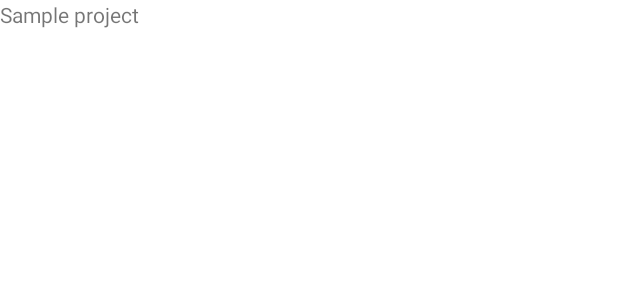
After one commit to maciejgogulski/project-management-mobile, an Android app: the layout activity_project_show.xml on its own in the app's theme, with its tools: preview values and no code run, on a phone screen of 412 x 824 dp. The commit adds this screen. Shown: the top 300 px of the screen. Run offline under Robolectric (Android 15) with nearby library versions, the phone set to English and light mode, and no system bars.

Commit message:
Clickable cardView which starts intent with project details.

```diff
--- a/app/src/main/AndroidManifest.xml
+++ b/app/src/main/AndroidManifest.xml
@@ -15,7 +15,11 @@
         android:usesCleartextTraffic="true"
         tools:targetApi="31">
         <activity
-            android:name=".MainActivity"
+            android:name=".activities.ProjectShowActivity"
+            android:exported="false"
+            android:parentActivityName=".activities.MainActivity"/>
+        <activity
+            android:name=".activities.MainActivity"
             android:exported="true">
             <intent-filter>
                 <action android:name="android.intent.action.MAIN" />
--- a/app/src/main/java/pl/kalisz/ak/pup/todolist_mobile/MainActivity.java
+++ b/app/src/main/java/pl/kalisz/ak/pup/todolist_mobile/activities/MainActivity.java
@@ -1,4 +1,4 @@
-package pl.kalisz.ak.pup.todolist_mobile;
+package pl.kalisz.ak.pup.todolist_mobile.activities;
 
 import android.os.Bundle;
 import android.view.View;
@@ -6,6 +6,7 @@ import android.widget.Button;
 
 import androidx.appcompat.app.AppCompatActivity;
 
+import pl.kalisz.ak.pup.todolist_mobile.R;
 import pl.kalisz.ak.pup.todolist_mobile.fragments.ProjectListFragment;
 import pl.kalisz.ak.pup.todolist_mobile.fragments.TasksAfterTermFragment;
 import pl.kalisz.ak.pup.todolist_mobile.fragments.TasksBeforeTermFragment;
--- a/app/src/main/java/pl/kalisz/ak/pup/todolist_mobile/domain/Project.java
+++ b/app/src/main/java/pl/kalisz/ak/pup/todolist_mobile/domain/Project.java
@@ -1,8 +1,9 @@
 package pl.kalisz.ak.pup.todolist_mobile.domain;
 
+import java.io.Serializable;
 import java.util.List;
 
-public class Project {
+public class Project implements Serializable {
 
     private long id;
 
--- a/app/src/main/java/pl/kalisz/ak/pup/todolist_mobile/domain/Task.java
+++ b/app/src/main/java/pl/kalisz/ak/pup/todolist_mobile/domain/Task.java
@@ -1,8 +1,9 @@
 package pl.kalisz.ak.pup.todolist_mobile.domain;
 
+import java.io.Serializable;
 import java.util.Date;
 
-public class Task {
+public class Task implements Serializable {
     private String name;
 
     private int completed;
--- a/app/src/main/res/layout/activity_main.xml
+++ b/app/src/main/res/layout/activity_main.xml
@@ -5,7 +5,7 @@
     android:layout_width="match_parent"
     android:layout_height="match_parent"
     android:orientation="vertical"
-    tools:context=".MainActivity">
+    tools:context=".activities.MainActivity">
 
     <androidx.constraintlayout.widget.ConstraintLayout
         android:layout_width="match_parent"
--- /dev/null
+++ b/app/src/main/res/layout/activity_project_show.xml
@@ -0,0 +1,17 @@
+<?xml version="1.0" encoding="utf-8"?>
+<LinearLayout xmlns:android="http://schemas.android.com/apk/res/android"
+    xmlns:app="http://schemas.android.com/apk/res-auto"
+    xmlns:tools="http://schemas.android.com/tools"
+    android:layout_width="match_parent"
+    android:layout_height="match_parent"
+    tools:context=".activities.ProjectShowActivity"
+    android:orientation="vertical">
+
+    <TextView
+        android:id="@+id/project_show_name"
+        android:layout_height="match_parent"
+        android:layout_width="wrap_content"
+        android:text="Sample project"
+        />
+
+</LinearLayout>
```
Also changed, not shown: app/src/main/java/pl/kalisz/ak/pup/todolist_mobile/activities/ProjectShowActivity.java (added, +34 -0 lines), app/src/main/java/pl/kalisz/ak/pup/todolist_mobile/adapters/ProjectListAdapter.java (+16 -0 lines).
